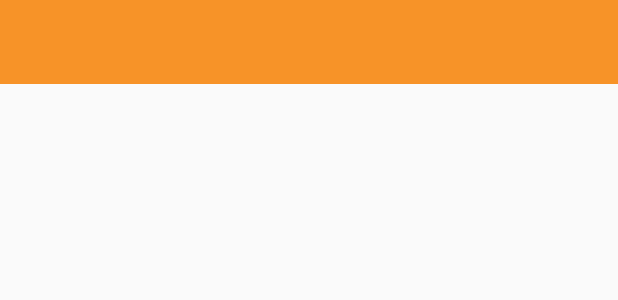
After one commit to ShauvonM/speakersstudio, an Android app: the layout toolbar.xml on its own in the app's theme, with its tools: preview values and no code run, on a phone screen of 412 x 824 dp. The commit adds this screen. Shown: the top 300 px of the screen. Run offline under Robolectric (Android 15) with nearby library versions, the phone set to English and light mode, and no system bars.

Commit message:
Some initial values are inserted

```diff
--- /dev/null
+++ b/app/src/main/res/layout/toolbar.xml
@@ -0,0 +1,11 @@
+<?xml version="1.0" encoding="utf-8"?>
+<android.support.v7.widget.Toolbar xmlns:android="http://schemas.android.com/apk/res/android"
+    xmlns:local="http://schemas.android.com/apk/res-auto"
+    android:layout_width="match_parent"
+    android:layout_height="wrap_content"
+    android:minHeight="?attr/actionBarSize"
+    android:background="?attr/colorPrimary"
+    local:theme="@style/ThemeOverlay.AppCompat.Dark.ActionBar"
+    local:popupTheme="@style/ThemeOverlay.AppCompat.Light">
+
+</android.support.v7.widget.Toolbar>
--- /dev/null
+++ b/app/src/main/res/values-v21/styles.xml
@@ -0,0 +1,16 @@
+<?xml version="1.0" encoding="utf-8"?>
+<resources>
+    <!-- Base application theme. -->
+    <style name="AppTheme" parent="AppTheme.Base">
+        <item name="android:windowContentTransitions">true</item>
+        <item name="android:windowActivityTransitions">true</item>
+
+        <item name="android:windowEnterTransition">@android:transition/explode</item>
+        <item name="android:windowExitTransition">@android:transition/explode</item>
+
+        <item name="android:windowAllowEnterTransitionOverlap">true</item>
+        <item name="android:windowAllowReturnTransitionOverlap">true</item>
+        <item name="android:windowSharedElementEnterTransition">@android:transition/move</item>
+        <item name="android:windowSharedElementExitTransition">@android:transition/move</item>
+    </style>
+</resources>
--- /dev/null
+++ b/app/src/main/res/values/colors.xml
@@ -0,0 +1,9 @@
+<?xml version="1.0" encoding="utf-8"?>
+<resources>
+    <color name="colorPrimary">#f79328</color>
+    <color name="colorPrimaryDark">#a86c2b</color>
+    <color name="textColorPrimary">#ffffff</color>
+    <color name="windowBackground">#fafafa</color>
+    <color name="navigationBarColor">#000000</color>
+    <color name="colorAccent">#017c8b</color>
+</resources>
--- a/app/src/main/res/values/dimens.xml
+++ b/app/src/main/res/values/dimens.xml
@@ -2,4 +2,5 @@
     <!-- Default screen margins, per the Android Design guidelines. -->
     <dimen name="activity_horizontal_margin">16dp</dimen>
     <dimen name="activity_vertical_margin">16dp</dimen>
+    <dimen name="nav_drawer_width">260dp</dimen>
 </resources>
--- a/app/src/main/res/values/styles.xml
+++ b/app/src/main/res/values/styles.xml
@@ -1,8 +1,16 @@
 <resources>
+    <style name="AppTheme" parent="AppTheme.Base">
+
+    </style>
 
     <!-- Base application theme. -->
-    <style name="AppTheme" parent="Theme.AppCompat.Light.DarkActionBar">
-        <!-- Customize your theme here. -->
+    <style name="AppTheme.Base" parent="Theme.AppCompat.Light">
+        <item name="windowActionBar">false</item>
+        <item name="windowNoTitle">true</item>
+        <item name="colorPrimary">@color/colorPrimary</item>
+        <item name="colorPrimaryDark">@color/colorPrimaryDark</item>
+        <item name="colorAccent">@color/colorAccent</item>
+        <item name="android:colorBackground">@color/windowBackground</item>
     </style>
 
 </resources>
```
Also changed, not shown: app/src/main/res/layout/activity_presentation_main.xml (+8 -6 lines), 1 other file.
